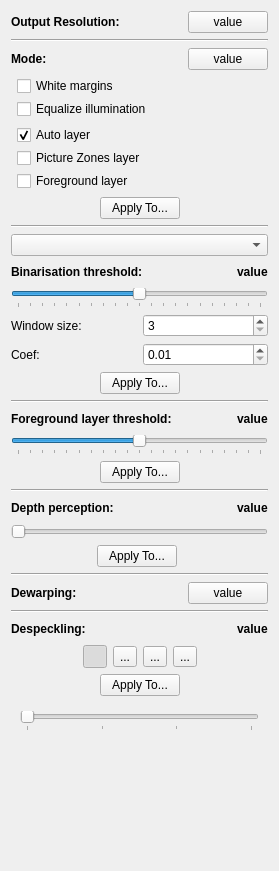
First picture: the form in src/core/filters/output/ui/OutputOptionsWidget.ui, repository ImageProcessing-ElectronicPublications/scantailor-deviant, before the edit.
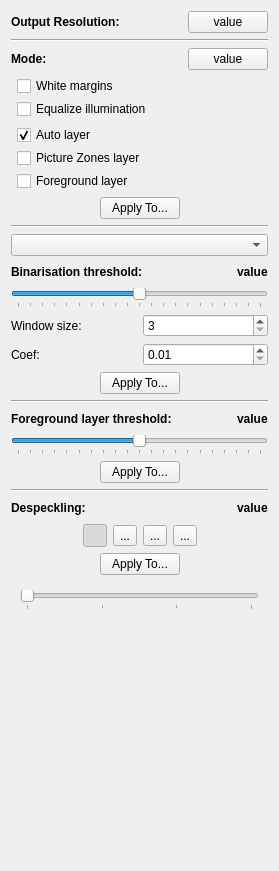
Second picture: the form after the edit. Icons and pictures are not drawn.

```diff
--- a/src/core/filters/output/ui/OutputOptionsWidget.ui
+++ b/src/core/filters/output/ui/OutputOptionsWidget.ui
@@ -673,191 +673,6 @@
      </layout>
     </widget>
    </item>
-   <item>
-    <widget class="QWidget" name="depthPerceptionPanel" native="true">
-     <layout class="QVBoxLayout" name="verticalLayout_2">
-      <property name="spacing">
-       <number>6</number>
-      </property>
-      <property name="leftMargin">
-       <number>0</number>
-      </property>
-      <property name="topMargin">
-       <number>0</number>
-      </property>
-      <property name="rightMargin">
-       <number>0</number>
-      </property>
-      <property name="bottomMargin">
-       <number>0</number>
-      </property>
-      <item>
-       <layout class="QHBoxLayout" name="horizontalLayout_17">
-        <item>
-         <widget class="QLabel" name="depthPerceptionLabel">
-          <property name="font">
-           <font>
-            <weight>75</weight>
-            <bold>true</bold>
-           </font>
-          </property>
-          <property name="text">
-           <string>Depth perception:</string>
-          </property>
-         </widget>
-        </item>
-        <item>
-         <spacer name="horizontalSpacer_8">
-          <property name="orientation">
-           <enum>Qt::Horizontal</enum>
-          </property>
-          <property name="sizeHint" stdset="0">
-           <size>
-            <width>40</width>
-            <height>20</height>
-           </size>
-          </property>
-         </spacer>
-        </item>
-        <item>
-         <widget class="QLabel" name="depthPerceptionValue">
-          <property name="font">
-           <font>
-            <weight>75</weight>
-            <bold>true</bold>
-           </font>
-          </property>
-          <property name="text">
-           <string notr="true">value</string>
-          </property>
-         </widget>
-        </item>
-       </layout>
-      </item>
-      <item>
-       <layout class="QHBoxLayout" name="horizontalLayout_16">
-        <item>
-         <widget class="QSlider" name="depthPerceptionSlider">
-          <property name="contextMenuPolicy">
-           <enum>Qt::ActionsContextMenu</enum>
-          </property>
-          <property name="minimum">
-           <number>10</number>
-          </property>
-          <property name="maximum">
-           <number>30</number>
-          </property>
-          <property name="pageStep">
-           <number>5</number>
-          </property>
-          <property name="value">
-           <number>10</number>
-          </property>
-          <property name="orientation">
-           <enum>Qt::Horizontal</enum>
-          </property>
-         </widget>
-        </item>
-       </layout>
-      </item>
-      <item>
-       <layout class="QHBoxLayout" name="horizontalLayout_10">
-        <item>
-         <spacer name="horizontalSpacer_13">
-          <property name="orientation">
-           <enum>Qt::Horizontal</enum>
-          </property>
-          <property name="sizeHint" stdset="0">
-           <size>
-            <width>40</width>
-            <height>20</height>
-           </size>
-          </property>
-         </spacer>
-        </item>
-        <item>
-         <widget class="QPushButton" name="applyDepthPerception">
-          <property name="text">
-           <string>Apply To...</string>
-          </property>
-         </widget>
-        </item>
-        <item>
-         <spacer name="horizontalSpacer_3">
-          <property name="orientation">
-           <enum>Qt::Horizontal</enum>
-          </property>
-          <property name="sizeHint" stdset="0">
-           <size>
-            <width>40</width>
-            <height>20</height>
-           </size>
-          </property>
-         </spacer>
-        </item>
-        <item>
-         <widget class="Line" name="line_4">
-          <property name="orientation">
-           <enum>Qt::Horizontal</enum>
-          </property>
-         </widget>
-        </item>
-       </layout>
-      </item>
-      <item>
-       <widget class="Line" name="line_7">
-        <property name="orientation">
-         <enum>Qt::Horizontal</enum>
-        </property>
-       </widget>
-      </item>
-     </layout>
-    </widget>
-   </item>
-   <item>
-    <layout class="QHBoxLayout" name="horizontalLayout_11">
-     <item>
-      <widget class="QLabel" name="dewarpingLabel">
-       <property name="font">
-        <font>
-         <weight>75</weight>
-         <bold>true</bold>
-        </font>
-       </property>
-       <property name="text">
-        <string>Dewarping:</string>
-       </property>
-      </widget>
-     </item>
-     <item>
-      <spacer name="horizontalSpacer_20">
-       <property name="orientation">
-        <enum>Qt::Horizontal</enum>
-       </property>
-       <property name="sizeHint" stdset="0">
-        <size>
-         <width>0</width>
-         <height>20</height>
-        </size>
-       </property>
-      </spacer>
-     </item>
-     <item>
-      <widget class="QPushButton" name="dewarpingStatusButton">
-       <property name="text">
-        <string>value</string>
-       </property>
-      </widget>
-     </item>
-    </layout>
-   </item>
-   <item>
-    <widget class="Line" name="line_5">
-     <property name="orientation">
-      <enum>Qt::Horizontal</enum>
-     </property>
-    </widget>
-   </item>
    <item>
     <widget class="QWidget" name="despecklingPanel" native="true">
      <layout class="QVBoxLayout" name="verticalLayout_5">
```
Left out of the diff: 9 changed lines with no effect on the pictures.
